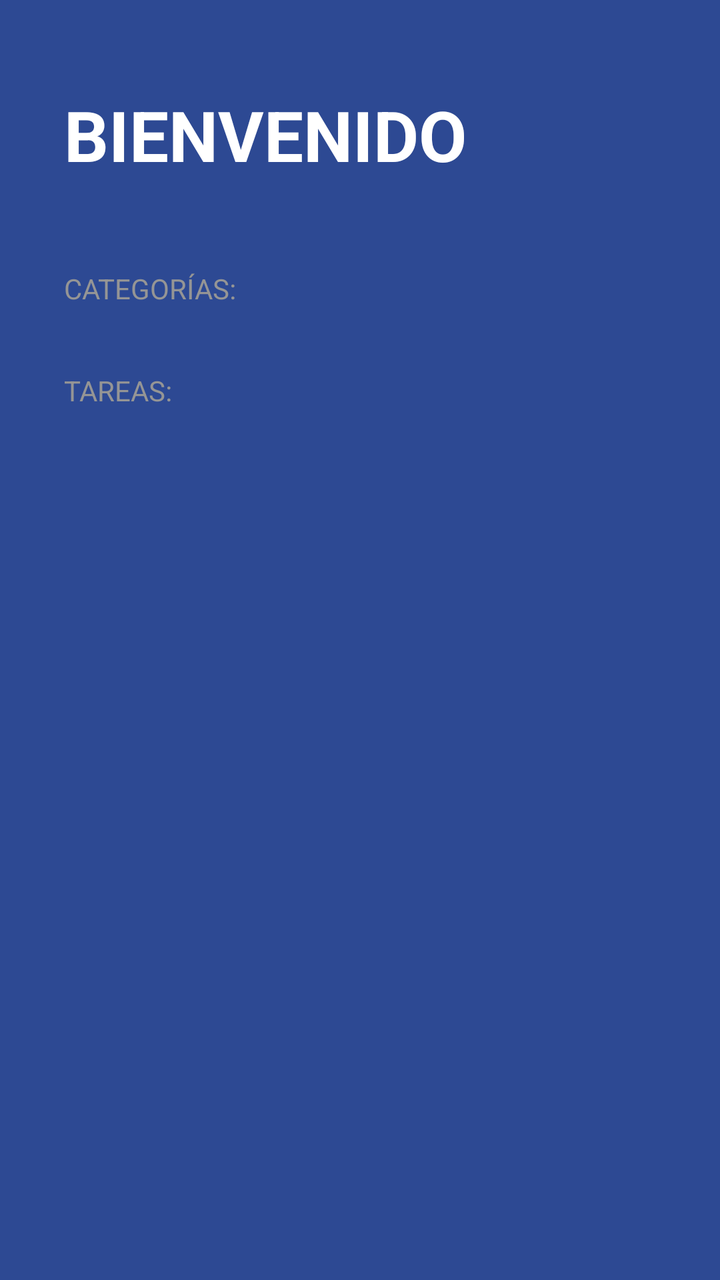
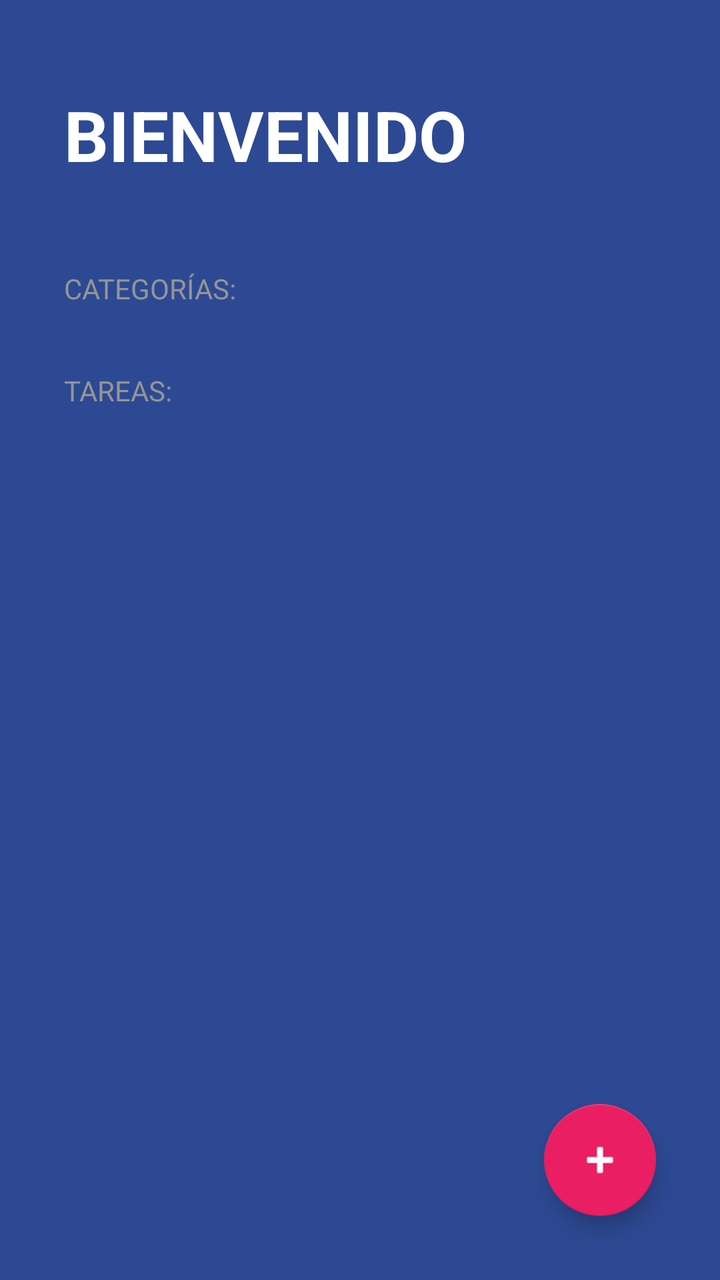

The first picture is an Android layout as it rendered before a commit; the second is the same layout after the commit. The layout source and the unified diff follow.
<!-- AndroidManifest.xml: activity theme Theme.TODOApp -->
<!-- res/layout/activity_todo.xml -->
<?xml version="1.0" encoding="utf-8"?>
<LinearLayout xmlns:android="http://schemas.android.com/apk/res/android"
    xmlns:app="http://schemas.android.com/apk/res-auto"
    xmlns:tools="http://schemas.android.com/tools"
    android:id="@+id/main"
    android:layout_width="match_parent"
    android:layout_height="match_parent"
    android:orientation="vertical"
    android:background="@color/todo_background_todo_app"
    tools:context=".sintaxis.todoapp.TodoActivity">

    <TextView
        android:layout_width="wrap_content"
        android:layout_height="wrap_content"
        android:textSize="35sp"
        android:textStyle="bold"
        android:textAllCaps="true"
        android:layout_marginVertical="44dp"
        android:layout_marginHorizontal="32dp"
        android:textColor="@color/white"
        android:text="@string/todo_title">

    </TextView>

    <TextView
        android:layout_width="wrap_content"
        android:layout_height="wrap_content"
        style="@style/TodoSubtitle"
        android:text="@string/todo_categories">

    </TextView>

    <androidx.recyclerview.widget.RecyclerView
        android:id="@+id/rvCategories"
        android:layout_width="match_parent"
        android:layout_height="wrap_content">

    </androidx.recyclerview.widget.RecyclerView>

    <TextView
        android:layout_width="wrap_content"
        android:layout_height="wrap_content"
        android:text="@string/todo_tasks"
        style="@style/TodoSubtitle"
        android:layout_marginTop="32dp">

    </TextView>

    <androidx.recyclerview.widget.RecyclerView
        android:id="@+id/rvTasks"
        android:layout_width="match_parent"
        android:layout_height="wrap_content">

    </androidx.recyclerview.widget.RecyclerView>


</LinearLayout>
<!-- resources referenced by this layout -->
<resources>
  <color name="todo_background_todo_app">#FF2D4993</color>
  <color name="white">#FFFFFFFF</color>
  <string name="todo_categories">Categorías:</string>
  <string name="todo_tasks">Tareas:</string>
  <string name="todo_title">Bienvenido</string>
  <style name="TodoSubtitle">
          <item name="textAllCaps">true</item>
          <item name="android:textColor">@color/todo_subtitle_text</item>
          <item name="android:layout_marginHorizontal">32dp</item>
      </style>
  <style name="Theme.TODOApp" parent="Theme.MaterialComponents.DayNight.NoActionBar">
          
          <item name="colorPrimary">@color/purple_500</item>
          <item name="colorPrimaryVariant">@color/purple_700</item>
          <item name="colorOnPrimary">@color/white</item>
          
          <item name="colorSecondary">@color/teal_200</item>
          <item name="colorSecondaryVariant">@color/teal_700</item>
          <item name="colorOnSecondary">@color/black</item>
          
          <item name="android:statusBarColor">@color/todo_background_todo_app</item>
          
  
      </style>
  <color name="todo_subtitle_text">#959595</color>
  <color name="purple_500">#FF6200EE</color>
  <color name="purple_700">#FF3700B3</color>
  <color name="teal_200">#FF03DAC5</color>
  <color name="teal_700">#FF018786</color>
  <color name="black">#FF000000</color>
</resources>

<!-- the commit's change to res/layout/activity_todo.xml (unified diff, before → after) -->
@@ -1,57 +1,80 @@
 <?xml version="1.0" encoding="utf-8"?>
-<LinearLayout xmlns:android="http://schemas.android.com/apk/res/android"
+<FrameLayout xmlns:android="http://schemas.android.com/apk/res/android"
     xmlns:app="http://schemas.android.com/apk/res-auto"
     xmlns:tools="http://schemas.android.com/tools"
-    android:id="@+id/main"
     android:layout_width="match_parent"
-    android:layout_height="match_parent"
-    android:orientation="vertical"
-    android:background="@color/todo_background_todo_app"
-    tools:context=".sintaxis.todoapp.TodoActivity">
+    android:layout_height="match_parent">
 
-    <TextView
+
+    <LinearLayout
+        android:id="@+id/main"
+        android:layout_width="match_parent"
+        android:layout_height="match_parent"
+        android:background="@color/todo_background_todo_app"
+        android:orientation="vertical"
+        tools:context=".sintaxis.todoapp.TodoActivity">
+
+        <TextView
+            android:layout_width="wrap_content"
+            android:layout_height="wrap_content"
+            android:layout_marginHorizontal="32dp"
+            android:layout_marginVertical="44dp"
+            android:text="@string/todo_title"
+            android:textAllCaps="true"
+            android:textColor="@color/white"
+            android:textSize="35sp"
+            android:textStyle="bold">
+
+        </TextView>
+
+        <TextView
+            style="@style/TodoSubtitle"
+            android:layout_width="wrap_content"
+            android:layout_height="wrap_content"
+            android:text="@string/todo_categories">
+
+        </TextView>
+
+        <androidx.recyclerview.widget.RecyclerView
+            android:id="@+id/rvCategories"
+            android:layout_width="match_parent"
+            android:layout_height="wrap_content">
+
+        </androidx.recyclerview.widget.RecyclerView>
+
+        <TextView
+            style="@style/TodoSubtitle"
+            android:layout_width="wrap_content"
+            android:layout_height="wrap_content"
+            android:layout_marginTop="32dp"
+            android:text="@string/todo_tasks">
+
+        </TextView>
+
+        <androidx.recyclerview.widget.RecyclerView
+            android:id="@+id/rvTasks"
+            android:layout_width="match_parent"
+            android:layout_height="wrap_content"
+            android:layout_marginHorizontal="32dp"
+            android:layout_marginTop="16dp">
+
+        </androidx.recyclerview.widget.RecyclerView>
+
+
+
+
+    </LinearLayout>
+    <com.google.android.material.floatingactionbutton.FloatingActionButton
+        android:id="@+id/fabAddTask"
         android:layout_width="wrap_content"
         android:layout_height="wrap_content"
-        android:textSize="35sp"
-        android:textStyle="bold"
-        android:textAllCaps="true"
-        android:layout_marginVertical="44dp"
-        android:layout_marginHorizontal="32dp"
-        android:textColor="@color/white"
-        android:text="@string/todo_title">
+        android:layout_margin="32dp"
+        android:src="@android:drawable/ic_input_add"
+        app:backgroundTint="@color/todo_accent"
+        app:fabSize="normal"
+        android:layout_gravity="end|bottom"
+        app:tint="@color/white">
 
-    </TextView>
+    </com.google.android.material.floatingactionbutton.FloatingActionButton>
 
-    <TextView
-        android:layout_width="wrap_content"
-        android:layout_height="wrap_content"
-        style="@style/TodoSubtitle"
-        android:text="@string/todo_categories">
-
-    </TextView>
-
-    <androidx.recyclerview.widget.RecyclerView
-        android:id="@+id/rvCategories"
-        android:layout_width="match_parent"
-        android:layout_height="wrap_content">
-
-    </androidx.recyclerview.widget.RecyclerView>
-
-    <TextView
-        android:layout_width="wrap_content"
-        android:layout_height="wrap_content"
-        android:text="@string/todo_tasks"
-        style="@style/TodoSubtitle"
-        android:layout_marginTop="32dp">
-
-    </TextView>
-
-    <androidx.recyclerview.widget.RecyclerView
-        android:id="@+id/rvTasks"
-        android:layout_width="match_parent"
-        android:layout_height="wrap_content">
-
-    </androidx.recyclerview.widget.RecyclerView>
-
-
-</LinearLayout>
+</FrameLayout>
<!-- resource entries referenced after the edit -->
@@ -1,5 +1,6 @@
 <!-- resources referenced by this layout -->
 <resources>
+  <color name="todo_accent">#E91E63</color>
   <color name="todo_background_todo_app">#FF2D4993</color>
   <color name="white">#FFFFFFFF</color>
   <string name="todo_categories">Categorías:</string>
